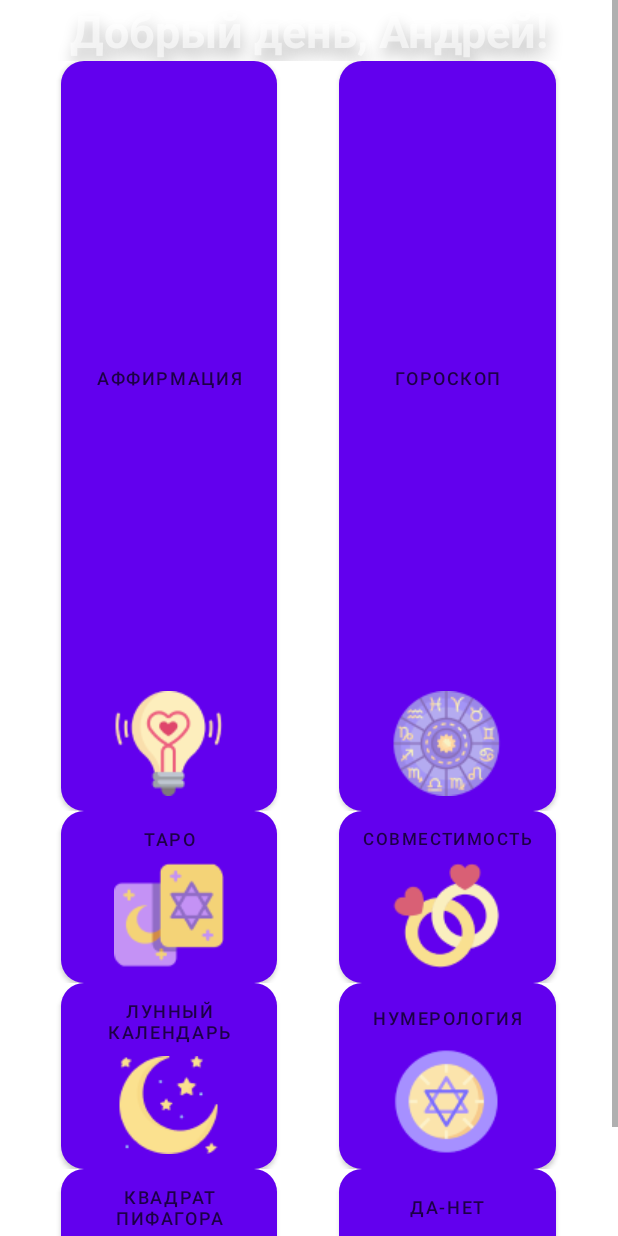
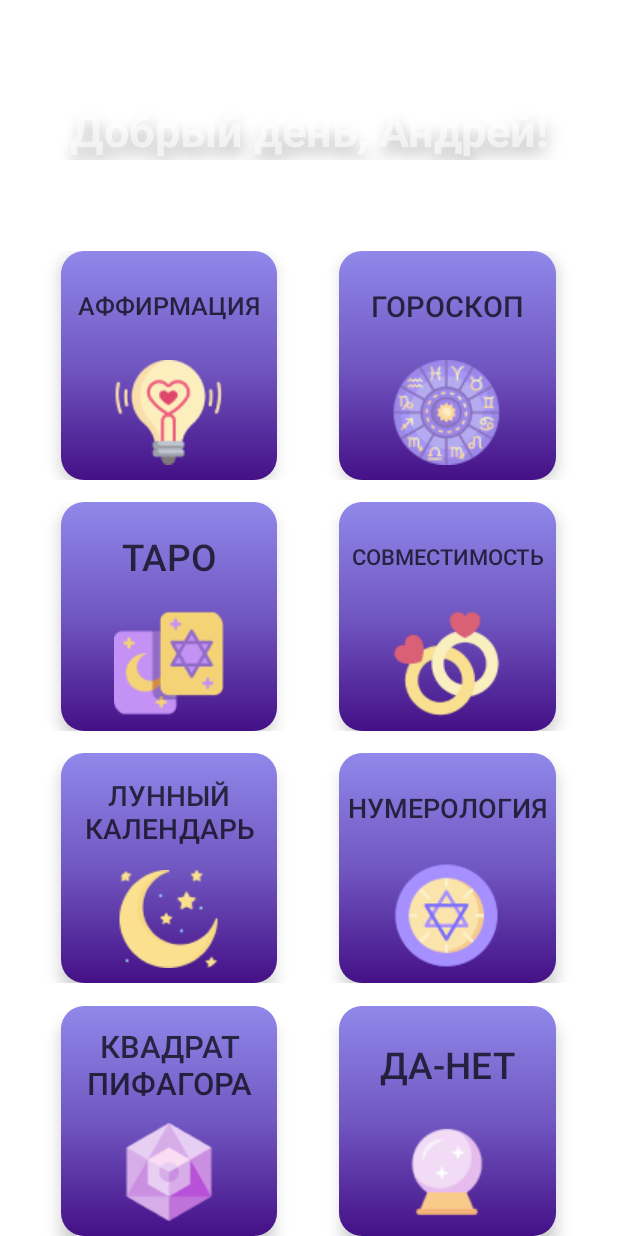
Before and after one commit to typeCPP/Stellarium, an Android app: the layout fragment_home.xml on its own in the app's theme, with its tools: preview values and no code run, on a phone screen of 412 x 824 dp. Run offline under Robolectric (Android 15) with nearby library versions, the phone set to English and light mode, and no system bars.

Commit message:
Add animation and gradient for button, delete font style, add version home page 2.0

```diff
--- a/app/src/main/java/com/app/stellarium/FragmentHome.java
+++ b/app/src/main/java/com/app/stellarium/FragmentHome.java
@@ -1,12 +1,16 @@
 package com.app.stellarium;
 
+import android.annotation.SuppressLint;
 import android.os.Bundle;
+import android.view.LayoutInflater;
+import android.view.MotionEvent;
+import android.view.View;
+import android.view.ViewGroup;
+import android.view.animation.Animation;
+import android.view.animation.AnimationUtils;
+import android.widget.Button;
 
 import androidx.fragment.app.Fragment;
-
-import android.view.LayoutInflater;
-import android.view.View;
-import android.view.ViewGroup;
 
 /**
  * A simple {@link Fragment} subclass.
@@ -15,28 +19,20 @@ import android.view.ViewGroup;
  */
 public class FragmentHome extends Fragment {
 
-    // TODO: Rename parameter arguments, choose names that match
-    // the fragment initialization parameters, e.g. ARG_ITEM_NUMBER
     private static final String ARG_PARAM1 = "param1";
     private static final String ARG_PARAM2 = "param2";
 
-    // TODO: Rename and change types of parameters
     private String mParam1;
     private String mParam2;
+    private Button affirmationButton, horoscopeButton, taroButton, compatibilityButton,
+            moonCalendarButton, numerologicButton, squareOfPythagorasButton, yesOrNoButton;
+    private Animation scaleUp;
 
     public FragmentHome() {
         // Required empty public constructor
     }
 
-    /**
-     * Use this factory method to create a new instance of
-     * this fragment using the provided parameters.
-     *
-     * @param param1 Parameter 1.
-     * @param param2 Parameter 2.
-     * @return A new instance of fragment Home.
-     */
-    // TODO: Rename and change types and number of parameters
+
     public static FragmentHome newInstance(String param1, String param2) {
         FragmentHome fragment = new FragmentHome();
         Bundle args = new Bundle();
@@ -46,6 +42,7 @@ public class FragmentHome extends Fragment {
         return fragment;
     }
 
+    @SuppressLint("ResourceType")
     @Override
     public void onCreate(Bundle savedInstanceState) {
         super.onCreate(savedInstanceState);
@@ -53,12 +50,113 @@ public class FragmentHome extends Fragment {
             mParam1 = getArguments().getString(ARG_PARAM1);
             mParam2 = getArguments().getString(ARG_PARAM2);
         }
+
     }
 
+    @SuppressLint("ResourceType")
     @Override
     public View onCreateView(LayoutInflater inflater, ViewGroup container,
                              Bundle savedInstanceState) {
-        // Inflate the layout for this fragment
-        return inflater.inflate(R.layout.fragment_home, container, false);
+        View view =  inflater.inflate(R.layout.fragment_home, container, false);
+        scaleUp = AnimationUtils.loadAnimation(getContext(), R.anim.scale_up);
+        affirmationButton = view.findViewById(R.id.affirmationButton);
+        affirmationButton.setOnTouchListener(new View.OnTouchListener() {
+            @SuppressLint("ClickableViewAccessibility")
+            @Override
+            public boolean onTouch(View view, MotionEvent motionEvent) {
+                if(motionEvent.getAction()==MotionEvent.ACTION_UP)
+                {
+                    affirmationButton.startAnimation(scaleUp);
+                }
+                return true;
+            }
+        });
+        horoscopeButton= view.findViewById(R.id.horoscopeButton);
+        horoscopeButton.setOnTouchListener(new View.OnTouchListener() {
+            @SuppressLint("ClickableViewAccessibility")
+            @Override
+            public boolean onTouch(View view, MotionEvent motionEvent) {
+                if(motionEvent.getAction()==MotionEvent.ACTION_UP)
+                {
+                    horoscopeButton.startAnimation(scaleUp);
+                }
+                return true;
+            }
+        });
+        taroButton = view.findViewById(R.id.taroButton);
+        taroButton.setOnTouchListener(new View.OnTouchListener() {
+            @SuppressLint("ClickableViewAccessibility")
+            @Override
+            public boolean onTouch(View view, MotionEvent motionEvent) {
+                if(motionEvent.getAction()==MotionEvent.ACTION_UP)
+                {
+                    taroButton.startAnimation(scaleUp);
+                }
+                return true;
+            }
+        });
+        compatibilityButton = view.findViewById(R.id.compatibilityButton);
+        compatibilityButton.setOnTouchListener(new View.OnTouchListener() {
+            @SuppressLint("ClickableViewAccessibility")
+            @Override
+            public boolean onTouch(View view, MotionEvent motionEvent) {
+                if(motionEvent.getAction()==MotionEvent.ACTION_UP)
+                {
+                    compatibilityButton.startAnimation(scaleUp);
+                }
+                return true;
+            }
+        });
+        moonCalendarButton = view.findViewById(R.id.moonCalendarButton);
+        moonCalendarButton.setOnTouchListener(new View.OnTouchListener() {
+            @SuppressLint("ClickableViewAccessibility")
+            @Override
+            public boolean onTouch(View view, MotionEvent motionEvent) {
+                if(motionEvent.getAction()==MotionEvent.ACTION_UP)
+                {
+                    moonCalendarButton.startAnimation(scaleUp);
+                }
+                return true;
+            }
+        });
+        numerologicButton = view.findViewById(R.id.numerologicButton);
+        numerologicButton.setOnTouchListener(new View.OnTouchListener() {
+            @SuppressLint("ClickableViewAccessibility")
+            @Override
+            public boolean onTouch(View view, MotionEvent motionEvent) {
+                if(motionEvent.getAction()==MotionEvent.ACTION_UP)
+                {
+                    numerologicButton.startAnimation(scaleUp);
+                }
+                return true;
+            }
+        });
+        squareOfPythagorasButton = view.findViewById(R.id.squareOfPythagorasButton);
+        squareOfPythagorasButton.setOnTouchListener(new View.OnTouchListener() {
+            @SuppressLint("ClickableViewAccessibility")
+            @Override
+            public boolean onTouch(View view, MotionEvent motionEvent) {
+                if(motionEvent.getAction()==MotionEvent.ACTION_UP)
+                {
+                    squareOfPythagorasButton.startAnimation(scaleUp);
+                }
+                return true;
+            }
+        });
+        yesOrNoButton = view.findViewById(R.id.yesOrNoButton);
+        yesOrNoButton.setOnTouchListener(new View.OnTouchListener() {
+            @SuppressLint("ClickableViewAccessibility")
+            @Override
+            public boolean onTouch(View view, MotionEvent motionEvent) {
+                if(motionEvent.getAction()==MotionEvent.ACTION_UP)
+                {
+                    yesOrNoButton.startAnimation(scaleUp);
+                }
+                return true;
+            }
+        });
+        return view;
+
     }
+
 }
--- a/app/src/main/res/drawable/rectangle_button_home.xml
+++ b/app/src/main/res/drawable/rectangle_button_home.xml
@@ -1,6 +1,10 @@
 <?xml version="1.0" encoding="utf-8"?>
 <shape xmlns:android="http://schemas.android.com/apk/res/android"
     android:shape="rectangle">
-    <solid android:color="#1bc0a7" />
+    <gradient
+        android:endColor="#9088EA"
+        android:centerColor="#7157C1"
+        android:startColor="#441086"
+        android:angle="90"/>
     <corners android:radius="15dp" />
 </shape>
--- a/app/src/main/res/layout/fragment_home.xml
+++ b/app/src/main/res/layout/fragment_home.xml
@@ -1,7 +1,6 @@
 <?xml version="1.0" encoding="utf-8"?>
 
 <ScrollView xmlns:android="http://schemas.android.com/apk/res/android"
-    xmlns:app="http://schemas.android.com/apk/res-auto"
     xmlns:tools="http://schemas.android.com/tools"
     android:layout_width="match_parent"
     android:layout_height="match_parent"
@@ -20,10 +19,18 @@
             android:layout_height="0dp"
             android:layout_alignParentLeft="true"
             android:layout_alignParentTop="true"
-            android:layout_weight="0.8"
-            android:gravity="center"
+            android:layout_weight="0.35"
+            android:gravity="center|bottom"
             android:text="@string/hello"
             android:textAppearance="@style/style_title" />
+
+        <LinearLayout
+            android:id="@+id/top_space"
+            android:layout_width="match_parent"
+            android:layout_height="0dp"
+            android:layout_weight="0.2"
+            android:orientation="horizontal"
+            android:weightSum="1" />
 
         <LinearLayout
             android:id="@+id/first_line_with_buttons"
@@ -39,40 +46,68 @@
                 android:layout_height="match_parent"
                 android:layout_weight="0.1" />
 
-            <Button
+
+            <androidx.appcompat.widget.AppCompatButton
                 android:id="@+id/affirmationButton"
+                style="@style/button_style_for_home_page"
                 android:layout_width="0dp"
                 android:layout_height="match_parent"
-                android:minHeight="500dp"
-                android:maxHeight="500dp"
-                android:minWidth="500dp"
-                android:autoSizeMinTextSize="45dp"
                 android:layout_weight="0.35"
                 android:background="@drawable/rectangle_button_home"
                 android:drawableBottom="@drawable/affirmation"
-                android:elevation="10dp"
+                android:elevation="5dp"
+                android:maxHeight="300dp"
+                android:minWidth="300dp"
+                android:minHeight="300dp"
+                android:maxWidth="300dp"
+
                 android:onClick="onClick"
-                style="@style/button_style"
-                android:text="@string/affirmation_name"/>
+                android:stateListAnimator="@animator/button_animation_shadow"
+                android:text="@string/affirmation_name"
+                android:translationZ="4dp"
+
+                android:breakStrategy="balanced"
+                android:gravity="center_horizontal|center"
+                android:maxLines="1"
+                android:autoSizeMaxTextSize="25sp"
+                android:textSize="10sp"
+                android:autoSizeTextType="uniform"
+                tools:targetApi="o"
+                android:paddingRight="10dp"
+                android:paddingLeft="10dp"
+                android:paddingBottom="10dp"/>
+
 
         <View
             android:layout_width="0dp"
             android:layout_height="match_parent"
             android:layout_weight="0.1" />
 
-            <Button
+        <androidx.appcompat.widget.AppCompatButton
             android:id="@+id/horoscopeButton"
+            style="@style/button_style_for_home_page"
             android:layout_width="0dp"
             android:layout_height="match_parent"
             android:layout_gravity="right"
             android:layout_weight="0.35"
             android:background="@drawable/rectangle_button_home"
             android:drawableBottom="@drawable/horoscope"
-                android:elevation="4dp"
+            android:elevation="5dp"
             android:layerType="software"
-                android:onClick="clickMyBtn"
-                style="@style/button_style"
-                android:text="@string/horoscope_name" />
+            android:onClick="onClick"
+            android:stateListAnimator="@animator/button_animation_shadow"
+            android:text="@string/horoscope_name"
+            android:translationZ="4dp"
+            android:breakStrategy="balanced"
+            android:gravity="center_horizontal|center"
+            android:maxLines="1"
+            android:autoSizeMaxTextSize="25sp"
+            android:textSize="10sp"
+            android:autoSizeTextType="uniform"
+            tools:targetApi="o"
+            android:paddingRight="20dp"
+            android:paddingLeft="20dp"
+            android:paddingBottom="10dp"/>
 
         <View
             android:layout_width="0dp"
@@ -101,37 +136,61 @@
             android:layout_height="match_parent"
             android:layout_weight="0.1" />
 
-            <Button
+        <androidx.appcompat.widget.AppCompatButton
             android:id="@+id/taroButton"
+            style="@style/button_style_for_home_page"
             android:layout_width="0dp"
             android:layout_height="match_parent"
             android:layout_weight="0.35"
             android:background="@drawable/rectangle_button_home"
             android:drawableBottom="@drawable/taro"
-                android:elevation="4dp"
+            android:elevation="5dp"
             android:layerType="software"
             android:layoutDirection="inherit"
-                android:onClick="clickMyBtn"
-                style="@style/button_style"
-                android:text="@string/taro_name" />
+            android:onClick="onClick"
+            android:stateListAnimator="@animator/button_animation_shadow"
+            android:text="@string/taro_name"
+            android:translationZ="4dp"
+            android:breakStrategy="balanced"
+            android:gravity="center_horizontal|center"
+            android:maxLines="1"
+            android:autoSizeMaxTextSize="25sp"
+            android:textSize="10sp"
+            android:autoSizeTextType="uniform"
+            tools:targetApi="o"
+            android:paddingRight="5dp"
+            android:paddingLeft="5dp"
+            android:paddingBottom="10dp"/>
 
         <View
             android:layout_width="0dp"
             android:layout_height="match_parent"
             android:layout_weight="0.1" />
 
-            <Button
+        <androidx.appcompat.widget.AppCompatButton
             android:id="@+id/compatibilityButton"
+            style="@style/button_style_for_home_page"
             android:layout_width="0dp"
             android:layout_height="match_parent"
             android:layout_gravity="right"
             android:layout_weight="0.35"
             android:background="@drawable/rectangle_button_home"
             android:drawableBottom="@drawable/compatibility"
-                android:elevation="4dp"
-                android:onClick="clickMyBtn"
-                style="@style/button_style_with_little_text"
-                android:text="@string/compatibility_name" />
+            android:elevation="5dp"
+            android:onClick="onClick"
+            android:stateListAnimator="@animator/button_animation_shadow"
+            android:text="@string/compatibility_name"
+            android:translationZ="4dp"
+            android:breakStrategy="balanced"
+            android:gravity="center_horizontal|center"
+            android:maxLines="1"
+            android:autoSizeMaxTextSize="25sp"
+            android:textSize="11sp"
+            android:autoSizeTextType="uniform"
+            tools:targetApi="o"
+            android:paddingRight="5dp"
+            android:paddingLeft="5dp"
+            android:paddingBottom="10dp"/>
 
         <View
             android:layout_width="0dp"
@@ -160,35 +219,59 @@
             android:layout_height="match_parent"
             android:layout_weight="0.1" />
 
-            <Button
+        <androidx.appcompat.widget.AppCompatButton
             android:id="@+id/moonCalendarButton"
+            style="@style/button_style_for_home_page"
             android:layout_width="0dp"
             android:layout_height="match_parent"
             android:layout_weight="0.35"
             android:background="@drawable/rectangle_button_home"
             android:drawableBottom="@drawable/moon_calendar"
-                android:elevation="4dp"
-                android:onClick="clickMyBtn"
-                style="@style/button_style"
-                android:text="@string/moon_name" />
+            android:elevation="5dp"
+            android:onClick="onClick"
+            android:stateListAnimator="@animator/button_animation_shadow"
+            android:text="@string/moon_name"
+            android:translationZ="4dp"
+            android:breakStrategy="simple"
+            android:gravity="center_horizontal|center"
+            android:maxLines="2"
+            android:autoSizeMaxTextSize="25sp"
+            android:textSize="10sp"
+            android:autoSizeTextType="uniform"
+            tools:targetApi="o"
+            android:paddingRight="15dp"
+            android:paddingLeft="15dp"
+            android:paddingBottom="10dp"/>
 
         <View
             android:layout_width="0dp"
             android:layout_height="match_parent"
             android:layout_weight="0.1" />
 
-            <Button
-                android:id="@+id/numerlogicButton"
+        <androidx.appcompat.widget.AppCompatButton
+            android:id="@+id/numerologicButton"
+            style="@style/button_style_for_home_page"
             android:layout_width="0dp"
             android:layout_height="match_parent"
             android:layout_gravity="right"
             android:layout_weight="0.35"
             android:background="@drawable/rectangle_button_home"
             android:drawableBottom="@drawable/numerologic"
-                android:elevation="4dp"
-                android:onClick="clickMyBtn"
-                style="@style/button_style"
-                android:text="@string/numerologic_name" />
+            android:elevation="5dp"
+            android:onClick="onClick"
+            android:stateListAnimator="@animator/button_animation_shadow"
+            android:text="@string/numerologic_name"
+            android:translationZ="4dp"
+            android:breakStrategy="balanced"
+            android:gravity="center_horizontal|center"
+            android:maxLines="1"
+            android:autoSizeMaxTextSize="25sp"
+            android:textSize="10sp"
+            android:autoSizeTextType="uniform"
+            tools:targetApi="o"
+            android:paddingRight="5dp"
+            android:paddingLeft="5dp"
+            android:paddingBottom="10dp"/>
 
         <View
             android:layout_width="0dp"
@@ -217,40 +300,63 @@
             android:layout_height="match_parent"
             android:layout_weight="0.1" />
 
-            <Button
+        <androidx.appcompat.widget.AppCompatButton
             android:id="@+id/squareOfPythagorasButton"
+            style="@style/button_style_for_home_page"
             android:layout_width="0dp"
             android:layout_height="match_parent"
             android:layout_weight="0.35"
             android:background="@drawable/rectangle_button_home"
             android:drawableBottom="@drawable/square_by_pythagoras"
-                android:elevation="4dp"
-                android:onClick="clickMyBtn"
-                style="@style/button_style"
-                android:text="@string/square_name" />
+            android:elevation="5dp"
+            android:onClick="onClick"
+            android:stateListAnimator="@animator/button_animation_shadow"
+            android:text="@string/square_name"
+            android:translationZ="4dp"
+            android:breakStrategy="balanced"
+            android:gravity="center_horizontal|center"
+            android:maxLines="2"
+            android:autoSizeMaxTextSize="25sp"
+            android:textSize="10sp"
+            android:autoSizeTextType="uniform"
+            tools:targetApi="o"
+            android:paddingRight="15dp"
+            android:paddingLeft="15dp"
+            android:paddingBottom="10dp"/>
 
         <View
             android:layout_width="0dp"
             android:layout_height="match_parent"
             android:layout_weight="0.1" />
 
-            <Button
-                android:id="@+id/yesNoButton"
+        <androidx.appcompat.widget.AppCompatButton
+            android:id="@+id/yesOrNoButton"
+            style="@style/button_style_for_home_page"
             android:layout_width="0dp"
             android:layout_height="match_parent"
             android:layout_gravity="right"
             android:layout_weight="0.35"
             android:background="@drawable/rectangle_button_home"
             android:drawableBottom="@drawable/divination_yes_no"
-                android:elevation="4dp"
-                android:onClick="clickMyBtn"
-                style="@style/button_style"
-                android:text="@string/yes_no_name" />
+            android:elevation="5dp"
+            android:onClick="onClick"
+            android:stateListAnimator="@animator/button_animation_shadow"
+            android:text="@string/yes_no_name"
+            android:translationZ="4dp"
+            android:breakStrategy="balanced"
+            android:gravity="center_horizontal|center"
+            android:maxLines="1"
+            android:autoSizeMaxTextSize="25sp"
+            android:textSize="10sp"
+            android:autoSizeTextType="uniform"
+            tools:targetApi="o"
+            android:paddingRight="5dp"
+            android:paddingLeft="5dp"
+            android:paddingBottom="10dp"/>
 
         <View
             android:layout_width="0dp"
             android:layout_height="match_parent"
             android:layout_weight="0.1" />
     </LinearLayout>
-    </LinearLayout>
-</ScrollView>
+</LinearLayout></ScrollView>
--- a/app/src/main/res/values/styles.xml
+++ b/app/src/main/res/values/styles.xml
@@ -40,10 +40,10 @@
 
     </style>
 
-    <style name="button_style">
+    <style name="button_style_for_home_page">
 
         <item name="android:textSize">
-            12sp
+            8sp
         </item>
 
         <item name="android:textColor">
@@ -52,16 +52,5 @@
 
     </style>
 
-    <style name="button_style_with_little_text">
-
-        <item name="android:textSize">
-            11sp
-        </item>
-
-        <item name="android:textColor">
-            #B3000000
-        </item>
-
-    </style>
 
 </resources>
```
Also changed, not shown: app/src/main/res/anim/scale_up.xml (added, +11 -0 lines), app/src/main/res/animator/button_animation_shadow.xml (added, +28 -0 lines). Lines whose indentation alone changed are shown as unchanged.
